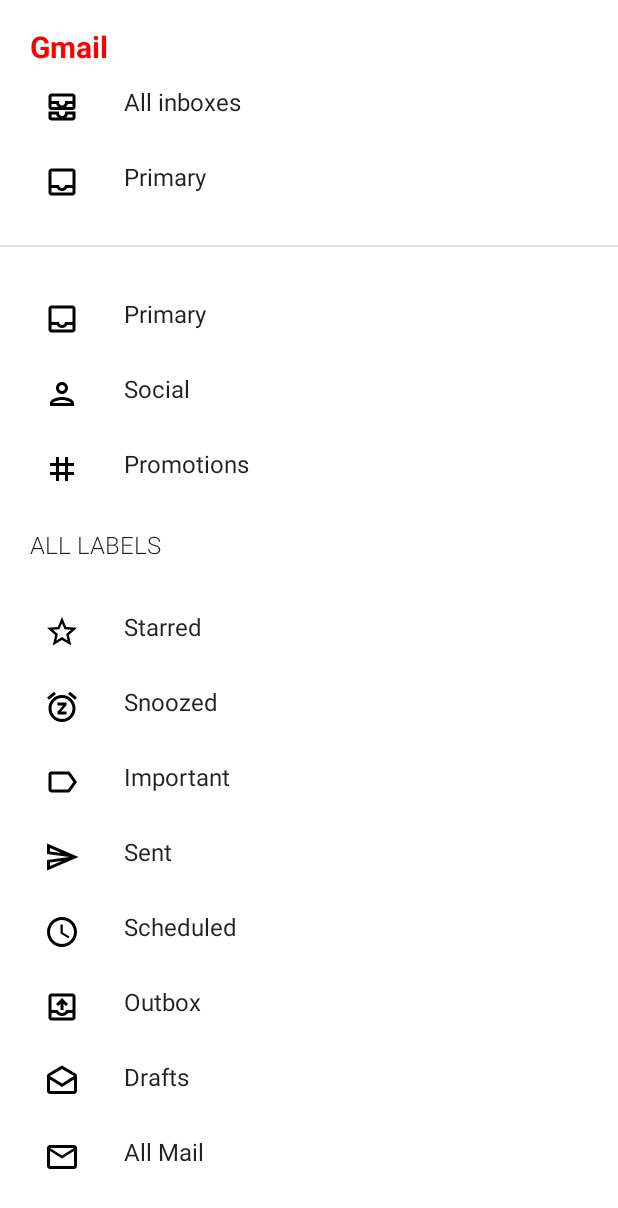
After one commit to bernardosan/GmailCloneApp, an Android app built with Jetpack Compose: the composable DrawerMenu shown on its own in the app's theme, on a phone screen of 412 x 824 dp. The commit adds this screen. Shown: the top 1208 px of the screen. Run offline under Robolectric (Android 15) with nearby library versions, the phone set to English and light mode, and no system bars.

Commit message:
Added a drawer menu with items

```diff
--- a/app/build.gradle
+++ b/app/build.gradle
@@ -55,6 +55,7 @@ dependencies {
     implementation "androidx.compose.ui:ui:$compose_version"
     implementation "androidx.compose.material:material:$compose_version"
     implementation "androidx.compose.ui:ui-tooling-preview:$compose_version"
+    implementation "androidx.compose.material:material-icons-extended:$compose_version"
     implementation 'androidx.lifecycle:lifecycle-runtime-ktx:2.3.1'
     implementation 'androidx.activity:activity-compose:1.3.1'
     testImplementation 'junit:junit:4.+'
--- /dev/null
+++ b/app/src/main/java/com/example/gmailcloneapp/components/DrawerMenu.kt
@@ -0,0 +1,85 @@
+package com.example.gmailcloneapp.components
+
+import android.content.pm.ModuleInfo
+import androidx.compose.foundation.Image
+import androidx.compose.foundation.ScrollState
+import androidx.compose.foundation.layout.*
+import androidx.compose.material.Divider
+import kotlin.collections.*
+import androidx.compose.material.Text
+import androidx.compose.runtime.Composable
+import androidx.compose.ui.Modifier
+import androidx.compose.ui.graphics.Color
+import androidx.compose.ui.text.font.FontWeight
+import androidx.compose.ui.unit.dp
+import androidx.compose.ui.unit.sp
+import com.example.gmailcloneapp.DrawerMenuData
+
+@Composable
+fun DrawerMenu(){
+
+    val menuList = listOf  (
+        DrawerMenuData.AllInboxes,
+        DrawerMenuData.Primary,
+        DrawerMenuData.Divider,
+        DrawerMenuData.Primary,
+        DrawerMenuData.Social,
+        DrawerMenuData.Promotions,
+        DrawerMenuData.HeaderAllLabels,
+        DrawerMenuData.Starred,
+        DrawerMenuData.Snoozed,
+        DrawerMenuData.Important,
+        DrawerMenuData.Sent,
+        DrawerMenuData.Schedule,
+        DrawerMenuData.Outbox,
+        DrawerMenuData.Draft,
+        DrawerMenuData.AllMail,
+        DrawerMenuData.HeaderGoogleApps,
+        DrawerMenuData.Calendar,
+        DrawerMenuData.Contacts,
+        DrawerMenuData.Divider,
+        DrawerMenuData.Setting,
+        DrawerMenuData.Help
+    )
+
+    Column() {
+        Text( text = "Gmail",
+            color = Color.Red,
+            modifier = Modifier.padding(start = 20.dp, top = 20.dp),
+            fontSize = 20.sp,
+            fontWeight = FontWeight.Bold
+        )
+        menuList.forEach {
+            item -> when{
+                item.isDivider -> {
+                    Divider(modifier = Modifier.padding(bottom = 20.dp, top = 20.dp))
+                }
+
+                item.isHeader -> {
+                    Text(text = item.title!!, fontWeight = FontWeight.Light,
+                    modifier = Modifier.padding(start = 20.dp, bottom = 20.dp, top = 20.dp))
+                }
+
+                else -> {
+                    MailDrawerItem(item = item)
+                }
+
+            }
+        }
+
+    }
+}
+
+@Composable
+fun MailDrawerItem(item: DrawerMenuData){
+    Row(modifier = Modifier
+        .fillMaxWidth()
+        .height(50.dp)
+        .padding(top = 16.dp)){
+        Image(imageVector = item.icon!!,
+            contentDescription = item.title!!,
+            modifier = Modifier.weight(0.25f)
+        )
+        Text(text = item.title, modifier = Modifier.weight(1.0f))
+    }
+}
```
Also changed, not shown: app/src/main/java/com/example/gmailcloneapp/DrawerMenuData.kt (added, +92 -0 lines), app/src/main/java/com/example/gmailcloneapp/MainActivity.kt (+17 -5 lines), app/src/main/java/com/example/gmailcloneapp/components/HomeAppBar.kt (+13 -8 lines).
